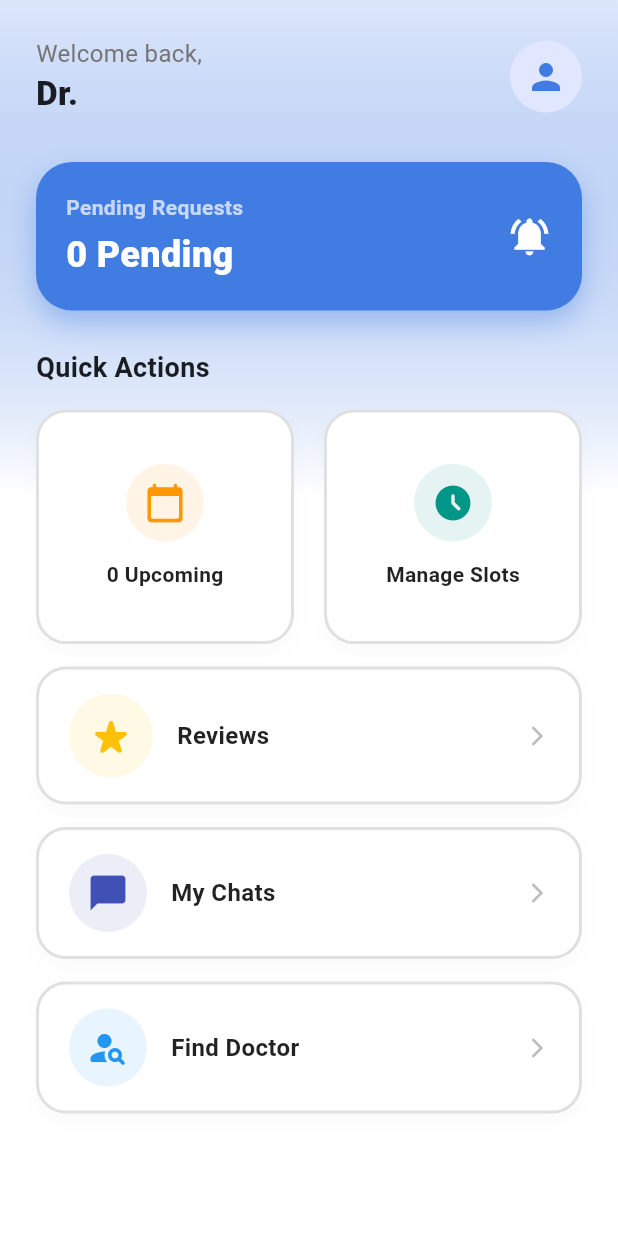
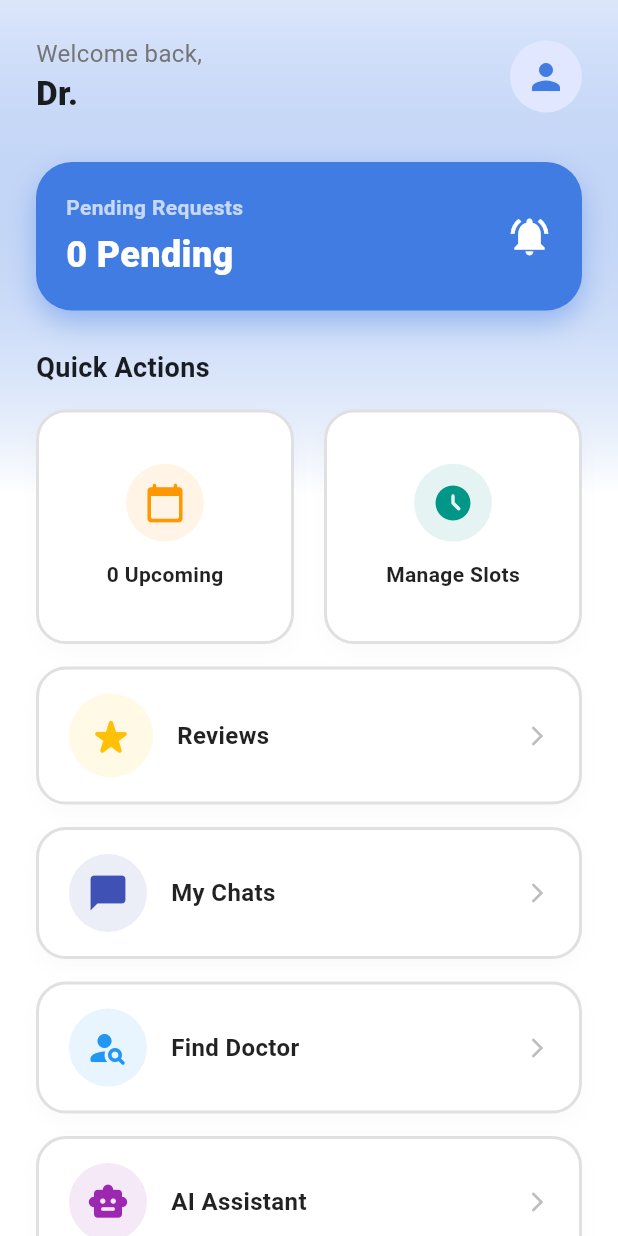
Before and after one commit to q-3amr/DocTime-App, a Flutter app: the DoctorDashboard screen opened directly, on a phone screen of 412 x 824 dp. Run offline on Flutter 3.47's test engine with Material 3 defaults, Android fonts, the phone set to English and light mode, and no system bars; our stand-ins replace cloud_firestore, firebase_auth, firebase_core, firebase_messaging, flutter_dotenv, flutter_local_notifications and 4 more; accounts and stored records are empty.

Commit message:
add ai assistant in doctor dashboard,

```diff
--- a/doctime/lib/screens/doctors/doctor_home_screen.dart
+++ b/doctime/lib/screens/doctors/doctor_home_screen.dart
@@ -12,6 +12,9 @@ import '../patient/doctor_search_screen.dart';
 import 'doctor_requests_screen.dart';
 import 'manage_slots_screen.dart';
 import 'doctor_reviews_screen.dart';
+import 'package:provider/provider.dart';
+import '../../providers/chat_provider.dart';
+import '../chat/voice_chat.dart';
 
 class DoctorHomeScreen extends StatefulWidget {
   const DoctorHomeScreen({super.key});
@@ -323,6 +326,18 @@ final int upcoming = docs
                                       MaterialPageRoute(
                                           builder: (c) =>
                                               const DoctorSearchScreen()))),
+                              const SizedBox(height: 15),
+                              ActionButton(
+                                  icon: Icons.smart_toy_rounded,
+                                  title: 'AI Assistant',
+                                  color: Colors.purple,
+                                  onTap: () => Navigator.push(
+                                      context,
+                                      MaterialPageRoute(
+                                          builder: (c) => ChangeNotifierProvider(
+                                                create: (_) => ChatProvider(),
+                                                child: const VoiceChat(),
+                                              )))),
                             ],
                           ),
 
```
